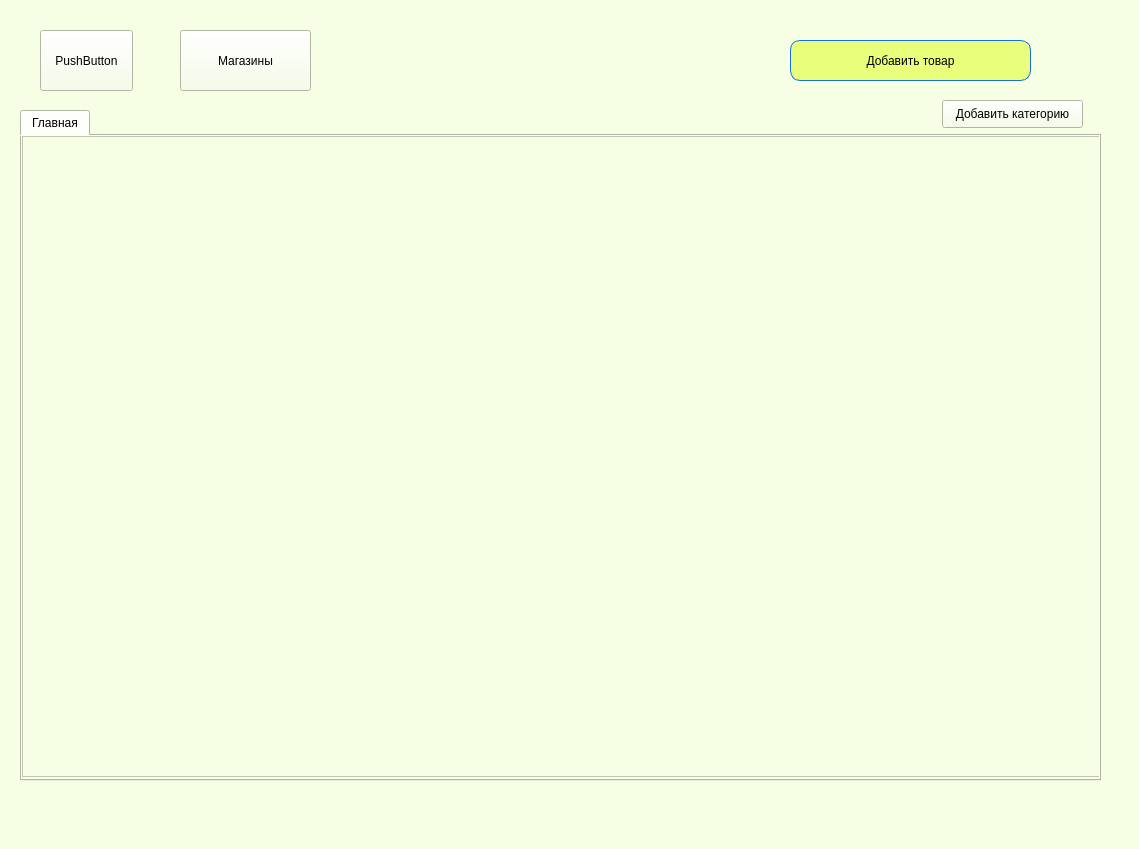
Qt form blade/main_window.ui (NikName2021/Discount_project) before a commit.
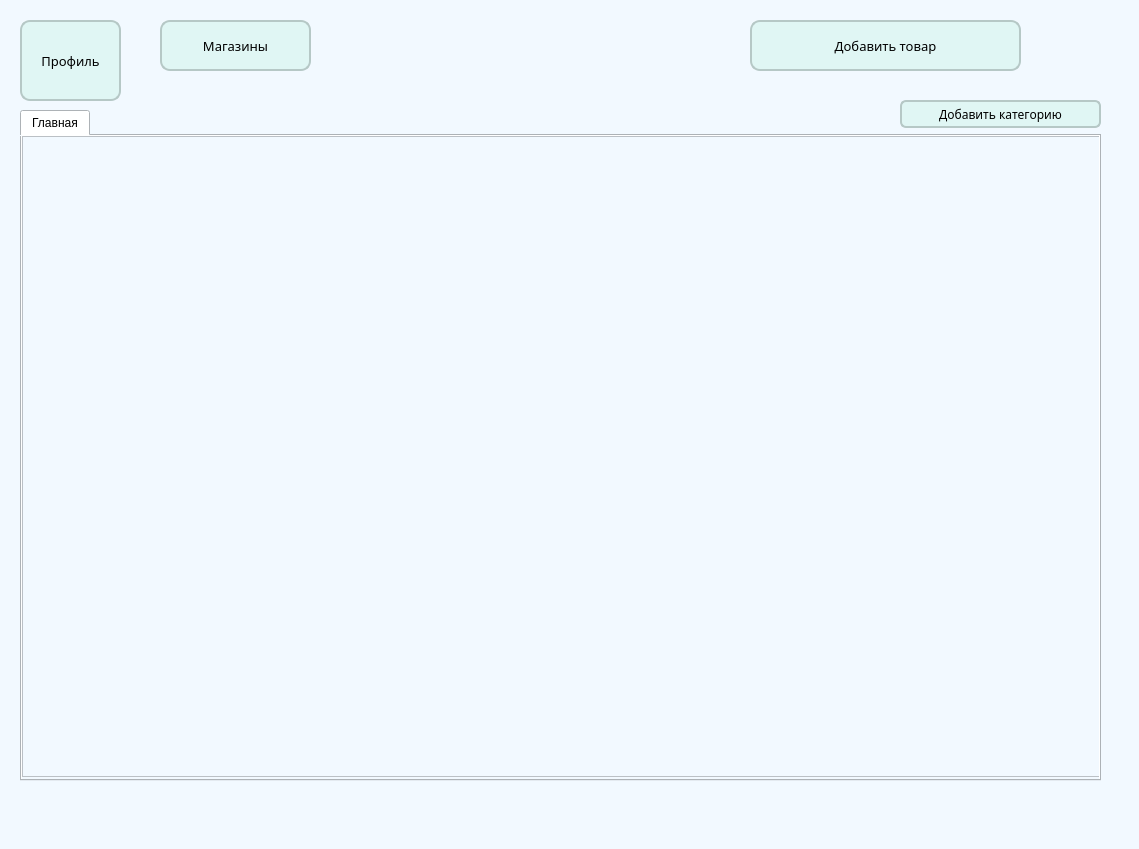
The same form after that commit.

```diff
--- a/blade/main_window.ui
+++ b/blade/main_window.ui
@@ -14,7 +14,7 @@
    <string>MainWindow</string>
   </property>
   <property name="styleSheet">
-   <string notr="true">background: rgb(246, 255, 228);
+   <string notr="true">background-color: rgb(242, 249, 255);
 
 
 </string>
@@ -23,20 +23,25 @@
    <widget class="QPushButton" name="pushButton">
     <property name="geometry">
      <rect>
-      <x>790</x>
-      <y>40</y>
-      <width>241</width>
-      <height>41</height>
+      <x>750</x>
+      <y>20</y>
+      <width>271</width>
+      <height>51</height>
      </rect>
     </property>
+    <property name="font">
+     <font>
+      <family>Segoe Print</family>
+      <pointsize>10</pointsize>
+      <weight>50</weight>
+      <italic>false</italic>
+      <bold>false</bold>
+     </font>
+    </property>
     <property name="styleSheet">
-     <string notr="true">margin: 0px;
-display:block;
-background: rgb(233, 255, 124);
-width: 100%;
+     <string notr="true">background:rgb(224, 246, 244);
 border-radius: 10px;
-overflow:hidden;
-border: 1px solid #186ae5;
+border: 2px solid rgb(182, 200, 198);
 </string>
     </property>
     <property name="text">
@@ -46,25 +51,49 @@
    <widget class="QPushButton" name="pushButton_2">
     <property name="geometry">
      <rect>
-      <x>40</x>
-      <y>30</y>
-      <width>93</width>
-      <height>61</height>
+      <x>20</x>
+      <y>20</y>
+      <width>101</width>
+      <height>81</height>
      </rect>
     </property>
+    <property name="font">
+     <font>
+      <family>Segoe Print</family>
+      <pointsize>10</pointsize>
+     </font>
+    </property>
+    <property name="styleSheet">
+     <string notr="true">background:rgb(224, 246, 244);
+border-radius: 10px;
+border: 2px solid rgb(182, 200, 198);</string>
+    </property>
     <property name="text">
-     <string>PushButton</string>
+     <string>Профиль</string>
     </property>
    </widget>
    <widget class="QPushButton" name="pushButton_3">
     <property name="geometry">
      <rect>
-      <x>180</x>
-      <y>30</y>
-      <width>131</width>
-      <height>61</height>
+      <x>160</x>
+      <y>20</y>
+      <width>151</width>
+      <height>51</height>
      </rect>
     </property>
+    <property name="font">
+     <font>
+      <family>Segoe Print</family>
+      <pointsize>10</pointsize>
+      <weight>50</weight>
+      <bold>false</bold>
+     </font>
+    </property>
+    <property name="styleSheet">
+     <string notr="true">background:rgb(224, 246, 244);
+border-radius: 10px;
+border: 2px solid rgb(182, 200, 198);</string>
+    </property>
     <property name="text">
      <string>Магазины</string>
     </property>
@@ -106,18 +135,32 @@
         <height>641</height>
        </rect>
       </property>
+      <property name="styleSheet">
+       <string notr="true">background-color: rgb(242, 249, 255);
+</string>
+      </property>
      </widget>
     </widget>
    </widget>
    <widget class="QPushButton" name="pushButton_4">
     <property name="geometry">
      <rect>
-      <x>942</x>
+      <x>900</x>
       <y>100</y>
-      <width>141</width>
+      <width>201</width>
       <height>28</height>
      </rect>
     </property>
+    <property name="font">
+     <font>
+      <family>Segoe Print</family>
+     </font>
+    </property>
+    <property name="styleSheet">
+     <string notr="true">background:rgb(224, 246, 244);
+border-radius: 6px;
+border: 2px solid rgb(182, 200, 198);</string>
+    </property>
     <property name="text">
      <string>Добавить категорию</string>
     </property>
```
